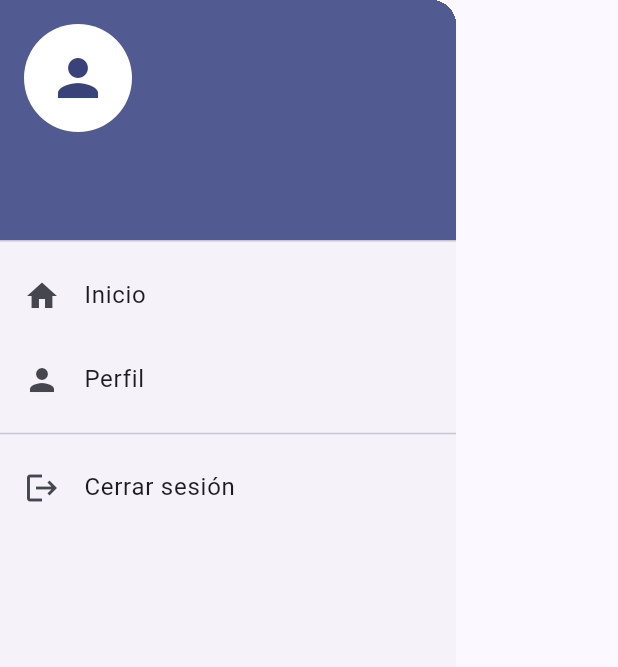
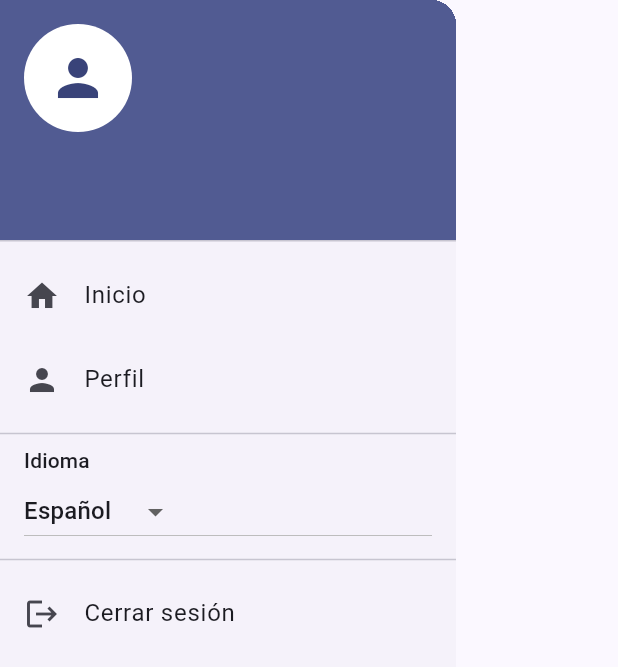
Before and after one commit to giovannihr2004/lector-global-lg3, a Flutter app: the DrawerMenu widget shown alone on an empty page, opened directly, on a phone screen of 412 x 824 dp. Shown: the top 667 px of the screen. Run offline on Flutter 3.47's test engine with Material 3 defaults, Android fonts, the phone set to English and light mode, and no system bars; our stand-ins replace firebase_auth, firebase_core; accounts and stored records are empty; generated files the repository leaves out were written again.

Commit message:
drawer_menu.dart actualizado con selector de idioma integrado - 280520251235

```diff
--- a/lib/widgets/drawer_menu.dart
+++ b/lib/widgets/drawer_menu.dart
@@ -1,11 +1,28 @@
 // 📄 drawer_menu.dart
-// 🕓 Última actualización: 2025-05-28 11:52 (GMT-5)
+// 🕓 Última actualización: 2025-05-28 12:35 (GMT-5)
+// ✅ Incluye integración del selector de idioma desde language_selector.dart
 
 import 'package:flutter/material.dart';
 import 'package:firebase_auth/firebase_auth.dart';
+import 'language_selector.dart';
 
-class DrawerMenu extends StatelessWidget {
+class DrawerMenu extends StatefulWidget {
   const DrawerMenu({super.key});
+
+  @override
+  State<DrawerMenu> createState() => _DrawerMenuState();
+}
+
+class _DrawerMenuState extends State<DrawerMenu> {
+  String _selectedLanguage = 'es';
+
+  void _onLanguageChanged(String newLang) {
+    setState(() {
+      _selectedLanguage = newLang;
+    });
+    // 🔁 Aquí podrías guardar el idioma en preferencias o reiniciar localización
+    debugPrint("🌐 Idioma seleccionado: $_selectedLanguage");
+  }
 
   @override
   Widget build(BuildContext context) {
@@ -38,6 +55,18 @@ class DrawerMenu extends StatelessWidget {
             },
           ),
           const Divider(),
+          Padding(
+            padding: const EdgeInsets.symmetric(horizontal: 16.0),
+            child: Text('Idioma', style: Theme.of(context).textTheme.labelLarge),
+          ),
+          Padding(
+            padding: const EdgeInsets.symmetric(horizontal: 16.0),
+            child: LanguageSelector(
+              selectedLanguage: _selectedLanguage,
+              onLanguageChanged: _onLanguageChanged,
+            ),
+          ),
+          const Divider(),
           ListTile(
             leading: const Icon(Icons.logout),
             title: const Text('Cerrar sesión'),
```
